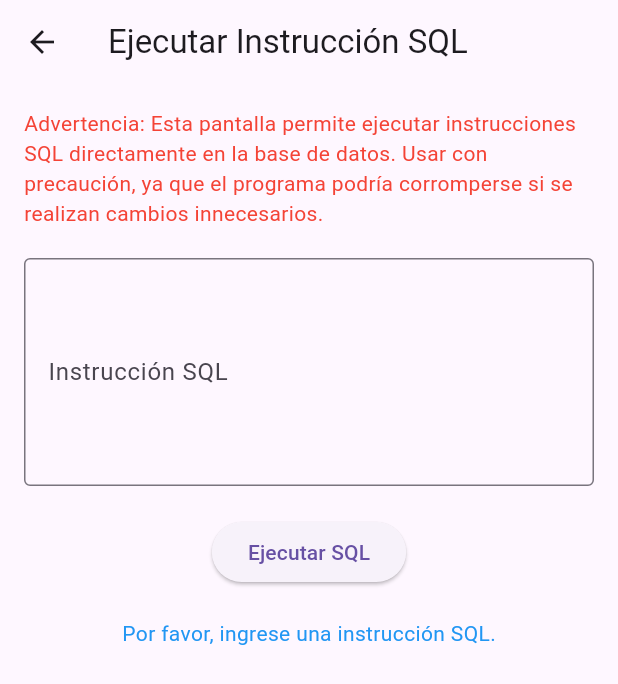
After one commit to AitorSoto/inventool, a Flutter app: the AddSQLToolScreen screen opened directly, after a tap on "Ejecutar SQL", on a phone screen of 412 x 824 dp. The commit adds this screen. Shown: the top 684 px of the screen. Run offline on Flutter 3.47's test engine with Material 3 defaults, Android fonts, the phone set to English and light mode, and no system bars; our stand-ins replace sqflite; missing offline and left inert: ai_barcode_scanner; accounts and stored records are empty.

Commit message:
Added SQL screen to add tons of volunteers or tools in a short period of time

```diff
--- /dev/null
+++ b/lib/screens/add_sql_toold.dart
@@ -0,0 +1,81 @@
+import 'package:flutter/material.dart';
+import 'package:inventool/utils/database_helper.dart';
+
+class AddSQLToolScreen extends StatefulWidget {
+  const AddSQLToolScreen({super.key});
+
+  @override
+  _AddSQLToolScreenState createState() => _AddSQLToolScreenState();
+}
+
+class _AddSQLToolScreenState extends State<AddSQLToolScreen> {
+  final TextEditingController _sqlController = TextEditingController();
+  String _message = '';
+
+  void _executeSQL() async {
+    final sql = _sqlController.text.trim();
+    if (sql.isNotEmpty) {
+      if (sql.toUpperCase().startsWith('INSERT') &&
+          (sql.contains('Personas') || sql.contains('Herramientas'))) {
+        try {
+          await DatabaseHelper().executeDevSQL(sql);
+          setState(() {
+            _message = 'Instrucción SQL ejecutada con éxito.';
+          });
+        } catch (e) {
+          setState(() {
+            _message = 'Error al ejecutar la instrucción SQL: $e';
+          });
+        }
+      } else {
+        setState(() {
+          _message =
+              'No tan rapido cowboy, quizas este comando no sea seguro para ejecutar en la base de datos. Ponte en contacto con el administrador si crees que tienes que ejecutar este comando.';
+        });
+      }
+    } else {
+      setState(() {
+        _message = 'Por favor, ingrese una instrucción SQL.';
+      });
+    }
+  }
+
+  @override
+  Widget build(BuildContext context) {
+    return Scaffold(
+      appBar: AppBar(
+        title: const Text('Ejecutar Instrucción SQL'),
+      ),
+      body: Padding(
+        padding: const EdgeInsets.all(16.0),
+        child: Column(
+          children: [
+            const Text(
+              'Advertencia: Esta pantalla permite ejecutar instrucciones SQL directamente en la base de datos. Usar con precaución, ya que el programa podría corromperse si se realizan cambios innecesarios.',
+              style: TextStyle(color: Colors.red),
+            ),
+            const SizedBox(height: 20),
+            TextField(
+              controller: _sqlController,
+              decoration: const InputDecoration(
+                labelText: 'Instrucción SQL',
+                border: OutlineInputBorder(),
+              ),
+              maxLines: 5,
+            ),
+            const SizedBox(height: 20),
+            ElevatedButton(
+              onPressed: _executeSQL,
+              child: const Text('Ejecutar SQL'),
+            ),
+            const SizedBox(height: 20),
+            Text(
+              _message,
+              style: const TextStyle(color: Colors.blue),
+            ),
+          ],
+        ),
+      ),
+    );
+  }
+}
--- a/lib/utils/database_helper.dart
+++ b/lib/utils/database_helper.dart
@@ -143,4 +143,16 @@ class DatabaseHelper {
       whereArgs: [id],
     );
   }
+
+  Future<void> executeDevSQL(String sql) async {
+    final db = await database;
+
+    try {
+      await db.transaction((txn) async {
+        await txn.execute(sql);
+      });
+    } catch (e) {
+      print("Error ejecutando SQL: $e");
+    }
+  }
 }
```
Also changed, not shown: lib/main.dart (+13 -0 lines), lib/models/volunteer.dart (renamed from lib/models/brother.dart, +4 -4 lines), 1 other file.
